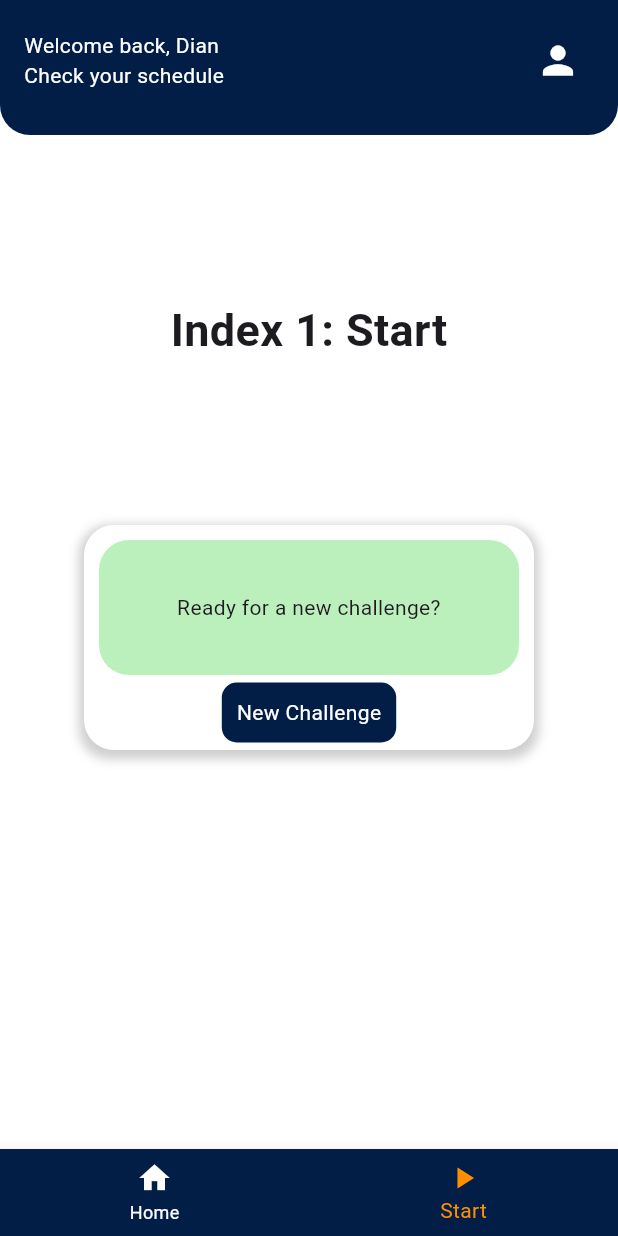
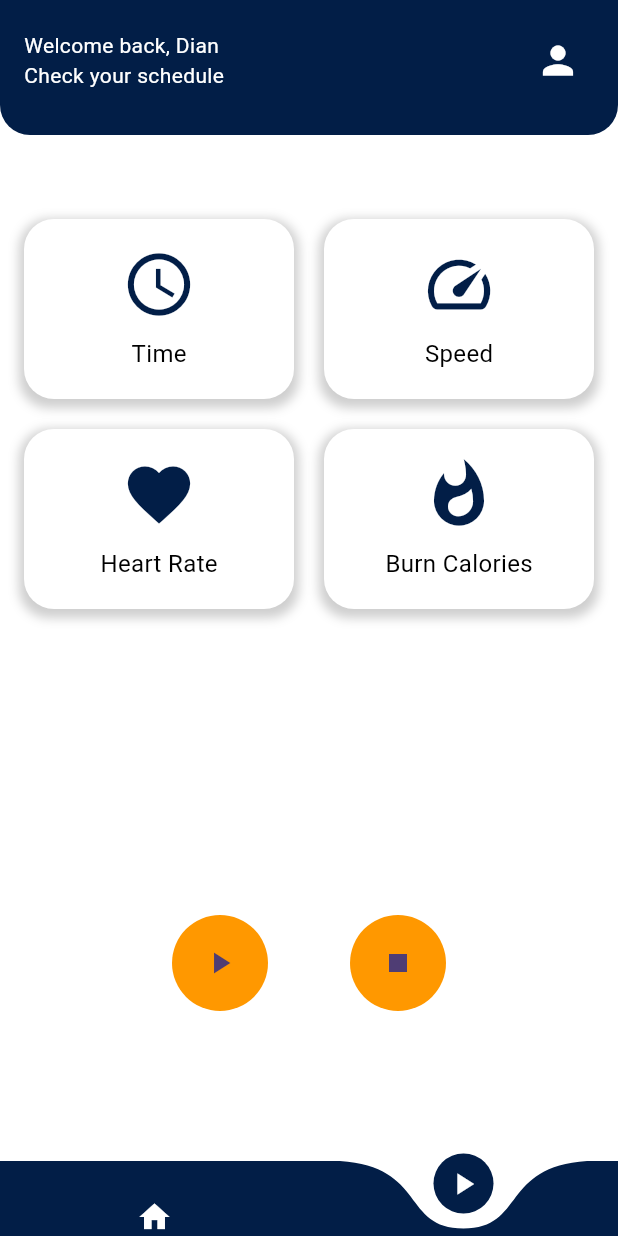
Before and after one commit to firlygrsld/pmobprak, a Flutter app: the HomeScreen screen opened directly, item 2 of the bottom bar chosen, on a phone screen of 412 x 824 dp. Run offline on Flutter 3.47's test engine with Material 3 defaults, Android fonts, the phone set to English and light mode, and no system bars; drawn by our look-alikes of curved_navigation_bar; our stand-ins replace fl_chart, font_awesome_flutter.

Commit message:
Update Tugas

```diff
--- a/pacepal/lib/challengescreen.dart
+++ b/pacepal/lib/challengescreen.dart
@@ -99,7 +99,7 @@ class _ChallengeScreenState extends State<ChallengeScreen> {
                               ScaffoldMessenger.of(context).showSnackBar(
                                 SnackBar(
                                   content: Text('Please fill in all fields!'),
-                                  backgroundColor: Colors.red,
+                                  backgroundColor: Colors.orange,
                                 ),
                               );
                             }
--- a/pacepal/lib/homescreen.dart
+++ b/pacepal/lib/homescreen.dart
@@ -1,3 +1,4 @@
+import 'package:curved_navigation_bar/curved_navigation_bar.dart';
 import 'package:flutter/material.dart';
 import 'package:pacepal/BarGraph/bar_graph.dart';
 import 'package:pacepal/profilescreen.dart';
@@ -12,8 +13,8 @@ class HomeScreen extends StatefulWidget {
 
 class _HomeScreenState extends State<HomeScreen> {
   List<double> weeklySummary = [
-    4.40,
-    2.50,
+    64.40,
+    72.50,
     42.42,
     10.50,
     100.20,
@@ -22,34 +23,25 @@ class _HomeScreenState extends State<HomeScreen> {
   ];
   int _selectedIndex = 0;
 
-  static const TextStyle optionStyle =
-      TextStyle(fontSize: 30, fontWeight: FontWeight.bold);
-
-  late List<Widget> _widgetOptions;
-
-  @override
-  void initState() {
-    super.initState();
-    _widgetOptions = [
-      MyBarGraph(
-        weeklySummary: weeklySummary,
-      ),
-      Text(
-        'Index 1: Start',
-        style: optionStyle,
-      ),
-    ];
-  }
-
   void _onItemTapped(int index) {
     setState(() {
       _selectedIndex = index;
     });
   }
 
-  @override
   Widget build(BuildContext context) {
     return Scaffold(
+      bottomNavigationBar: CurvedNavigationBar(
+        height: 50,
+        backgroundColor: Colors.white,
+        color: Color.fromARGB(255, 2, 30, 71),
+        animationDuration: Duration(milliseconds: 200),
+        items: [
+          Icon(Icons.home, color: Colors.white),
+          Icon(Icons.play_arrow, color: Colors.white),
+        ],
+        onTap: _onItemTapped,
+      ),
       backgroundColor: Colors.white,
       body: Column(
         crossAxisAlignment: CrossAxisAlignment.stretch,
@@ -92,16 +84,17 @@ class _HomeScreenState extends State<HomeScreen> {
             ),
           ),
           SizedBox(
-            height: 20,
+            height: 40,
           ),
+          if (_selectedIndex == 0)
+            Column(
+              children: [
                 SizedBox(
                   height: 220,
-            child: Center(
-              child: _widgetOptions.elementAt(_selectedIndex),
+                  child: MyBarGraph(
+                    weeklySummary: weeklySummary,
                   ),
                 ),
-          if (_selectedIndex ==
-              0) // Menampilkan tombol "New Challenge" hanya di halaman utama
                 SizedBox(height: 20),
                 Center(
                   child: GestureDetector(
@@ -138,7 +131,8 @@ class _HomeScreenState extends State<HomeScreen> {
                               height: 90,
                               decoration: BoxDecoration(
                                 color: const Color.fromARGB(255, 187, 240, 189),
-                          borderRadius: BorderRadius.all(Radius.circular(20)),
+                                borderRadius:
+                                    BorderRadius.all(Radius.circular(20)),
                               ),
                               child: Center(
                                 child: Text(
@@ -167,22 +161,84 @@ class _HomeScreenState extends State<HomeScreen> {
                 ),
               ],
             ),
-      bottomNavigationBar: BottomNavigationBar(
-        items: const <BottomNavigationBarItem>[
-          BottomNavigationBarItem(
-            icon: Icon(Icons.home),
-            label: 'Home',
+          if (_selectedIndex == 1)
+            Expanded(
+              child: Stack(
+                children: [
+                  Padding(
+                    padding: const EdgeInsets.all(16),
+                    child: GridView.count(
+                      crossAxisCount: 2,
+                      mainAxisSpacing: 20,
+                      crossAxisSpacing: 20,
+                      childAspectRatio: 1.5,
+                      children: [
+                        buildGridItem(Icons.access_time, "Time"),
+                        buildGridItem(Icons.speed, "Speed"),
+                        buildGridItem(Icons.favorite, "Heart Rate"),
+                        buildGridItem(Icons.whatshot, "Burn Calories"),
+                      ],
                     ),
-          BottomNavigationBarItem(
-            icon: Icon(Icons.play_arrow),
-            label: 'Start',
+                  ),
+                  Positioned(
+                    bottom: 100,
+                    left: 60,
+                    right: 60,
+                    child: Row(
+                      mainAxisAlignment: MainAxisAlignment.spaceEvenly,
+                      children: [
+                        CircleAvatar(
+                          backgroundColor: Colors.orange,
+                          radius: 32,
+                          child: Icon(Icons.play_arrow),
+                        ),
+                        CircleAvatar(
+                          backgroundColor: Colors.orange,
+                          radius: 32,
+                          child: Icon(Icons.stop),
                         ),
                       ],
-        currentIndex: _selectedIndex,
-        selectedItemColor: Colors.amber[800],
-        unselectedItemColor: Colors.white,
-        backgroundColor: Color.fromARGB(255, 2, 30, 71),
-        onTap: _onItemTapped,
+                    ),
+                  ),
+                ],
+              ),
+            ),
+        ],
+      ),
+    );
+  }
+
+  Widget buildGridItem(IconData iconData, String label) {
+    return Container(
+      decoration: BoxDecoration(
+        borderRadius: BorderRadius.circular(20),
+        color: Colors.white,
+        boxShadow: [
+          BoxShadow(
+            color: Colors.grey.withOpacity(0.5),
+            spreadRadius: 3,
+            blurRadius: 5,
+            offset: Offset(0, 3),
+          ),
+        ],
+      ),
+      child: Column(
+        mainAxisAlignment: MainAxisAlignment.center,
+        children: [
+          Icon(
+            iconData,
+            size: 50,
+            color: Color.fromARGB(255, 2, 30, 71),
+          ),
+          SizedBox(height: 10),
+          Text(
+            label,
+            style: TextStyle(
+              color: Colors.black,
+              fontSize: 16,
+            ),
+          ),
+        ],
       ),
     );
   }
--- a/pacepal/lib/loginscreen.dart
+++ b/pacepal/lib/loginscreen.dart
@@ -22,7 +22,7 @@ class _LoginScreenState extends State<LoginScreen> {
           children: [
             Image.asset(
               'assets/img/pacepal.jpg',
-              height: 150,
+              height: 170,
               width: 150,
             ),
             SizedBox(height: 10),
--- a/pacepal/lib/main.dart
+++ b/pacepal/lib/main.dart
@@ -1,5 +1,5 @@
 import 'package:flutter/material.dart';
-import 'package:pacepal/homescreen.dart';
+import 'package:pacepal/splashscreen.dart';
 
 void main() {
   runApp(const MyApp());
@@ -15,7 +15,7 @@ class MyApp extends StatelessWidget {
         colorScheme: ColorScheme.fromSeed(seedColor: Colors.deepPurple),
         useMaterial3: true,
       ),
-      home: HomeScreen(),
+      home: SplashScreen(),
     );
   }
 }
--- a/pacepal/lib/signupscreen.dart
+++ b/pacepal/lib/signupscreen.dart
@@ -54,6 +54,14 @@ class _SignUpScreenState extends State<SignUpScreen> {
                   TextFormField(
                     decoration: InputDecoration(
                       labelText: 'password',
+                      border: UnderlineInputBorder(),
+                    ),
+                    obscureText: true,
+                  ),
+                  SizedBox(height: 10),
+                  TextFormField(
+                    decoration: InputDecoration(
+                      labelText: 'confirm password',
                       border: UnderlineInputBorder(),
                     ),
                     obscureText: true,
--- a/pacepal/pubspec.yaml
+++ b/pacepal/pubspec.yaml
@@ -39,6 +39,7 @@ dependencies:
   cupertino_icons: ^1.0.2
   google_nav_bar: ^5.0.6
   fl_chart: ^0.60.0
+  curved_navigation_bar: ^1.0.3
 
 dev_dependencies:
   flutter_test:
```
Also changed, not shown: pacepal/pubspec.lock. Lines whose indentation alone changed are shown as unchanged.
